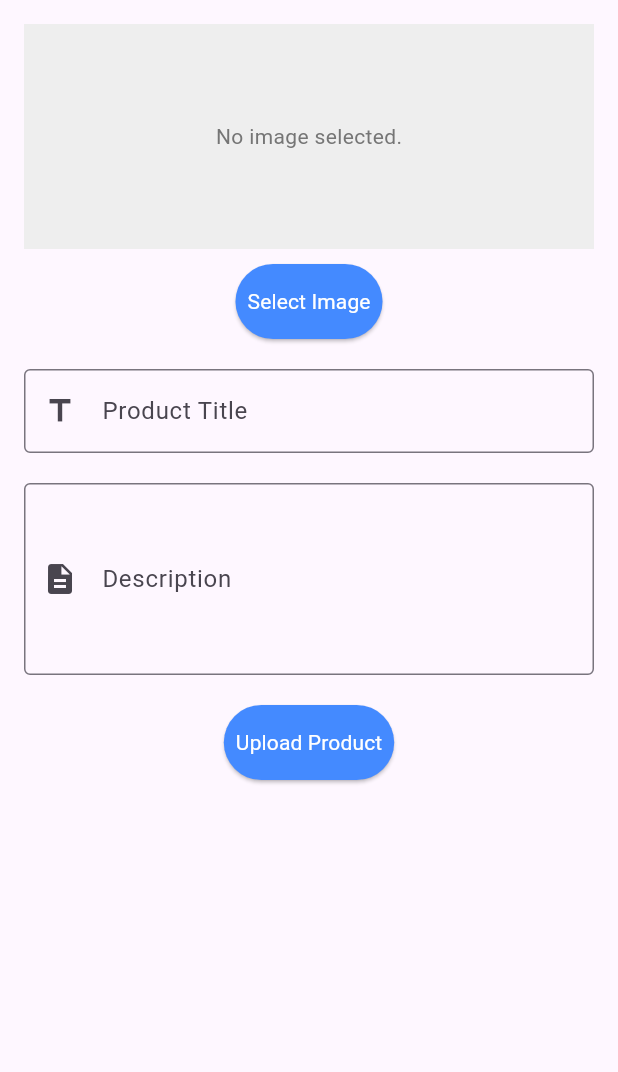
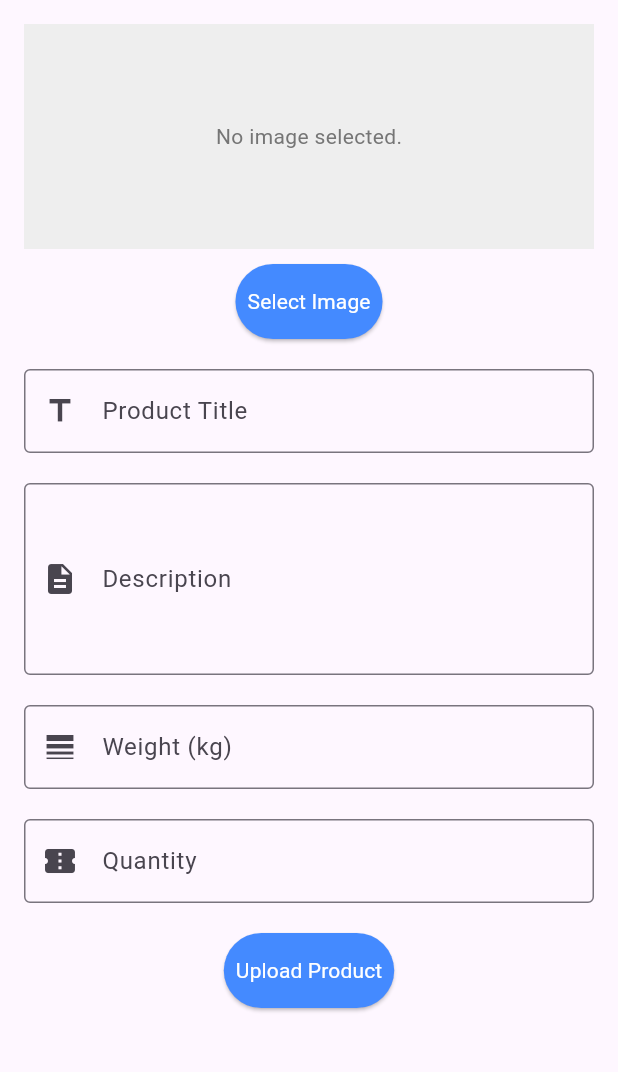
Before and after one commit to sagar2343/BeautyInventory, a Flutter app: the CategoryScreen screen opened directly with empty values, on a phone screen of 412 x 824 dp, the part 84-1156 px from its top. Run offline on Flutter 3.47's test engine with Material 3 defaults, Android fonts, the phone set to English and light mode, and no system bars; our stand-ins replace flutter_image_compress, image_cropper, image_picker, pie_chart, shared_preferences; accounts and stored records are empty.

Commit message:
second commit

```diff
--- a/lib/main.dart
+++ b/lib/main.dart
@@ -1,6 +1,5 @@
 import 'package:flutter/material.dart';
 import 'package:ideamagix_assign/screens/registration_screen.dart';
-
 import 'screens/Home_screen.dart';
 
 void main() {
@@ -19,7 +18,7 @@ class MyApp extends StatelessWidget {
       theme: ThemeData(
         primarySwatch: Colors.blue,
       ),
-      home: RegisterScreen(),
+      home: HomeScreen(),
     );
   }
 }
--- a/lib/screens/category_screen.dart
+++ b/lib/screens/category_screen.dart
@@ -20,6 +20,8 @@ class CategoryScreen extends StatefulWidget {
 class _CategoryScreenState extends State<CategoryScreen> {
   final _titleController = TextEditingController();
   final _descriptionController = TextEditingController();
+  final _weightController = TextEditingController();
+  final _quantityController = TextEditingController();
   File? _image;
   final ImagePicker _picker = ImagePicker();
 
@@ -88,6 +90,26 @@ class _CategoryScreenState extends State<CategoryScreen> {
                 maxLines: 4,
               ),
               const SizedBox(height: 20),
+              TextField(
+                controller: _weightController,
+                decoration: const InputDecoration(
+                  labelText: 'Weight (kg)',
+                  border: OutlineInputBorder(),
+                  prefixIcon: Icon(Icons.line_weight),
+                ),
+                keyboardType: TextInputType.number,
+              ),
+              const SizedBox(height: 20),
+              TextField(
+                controller: _quantityController,
+                decoration: const InputDecoration(
+                  labelText: 'Quantity',
+                  border: OutlineInputBorder(),
+                  prefixIcon: Icon(Icons.confirmation_number),
+                ),
+                keyboardType: TextInputType.number,
+              ),
+              const SizedBox(height: 20),
               ElevatedButton(
                 onPressed: _uploadProduct,
                 style: ElevatedButton.styleFrom(
@@ -108,6 +130,7 @@ class _CategoryScreenState extends State<CategoryScreen> {
       ),
     );
   }
+
 
   void _showImageSourceDialog() {
     showDialog(
@@ -197,8 +220,10 @@ class _CategoryScreenState extends State<CategoryScreen> {
   Future<void> _uploadProduct() async {
     final title = _titleController.text;
     final description = _descriptionController.text;
+    final weight = "${_weightController.text}kg";
+    final quantity = _quantityController.text;
 
-    if (_image == null || title.isEmpty || description.isEmpty) {
+    if (_image == null || title.isEmpty || description.isEmpty || weight.isEmpty || quantity.isEmpty) {
       _showMessage('Please fill in all fields and select an image.');
       return;
     }
@@ -212,6 +237,8 @@ class _CategoryScreenState extends State<CategoryScreen> {
     final product = {
       'title': title,
       'description': description,
+      'weight': weight,
+      'quantity': quantity,
       'image': base64Image,
     };
 
@@ -219,11 +246,12 @@ class _CategoryScreenState extends State<CategoryScreen> {
     await prefs.setStringList(widget.category, categoryProducts);
 
     _showMessage('Product uploaded successfully!');
-    await logUserAction('Uploaded a product ("$title") in category ("${widget.category}")');
+    await logUserAction('Uploaded a product ("$title") with weight ($weight kg) and quantity ($quantity) in category ("${widget.category}")');
 
     _clearFields();
-    Navigator.pushReplacement(context, MaterialPageRoute(builder: (context)=>HomeScreen()));
+    Navigator.pushReplacement(context, MaterialPageRoute(builder: (context) => HomeScreen()));
   }
+
 
   void _showMessage(String message) {
     ScaffoldMessenger.of(context).showSnackBar(
@@ -235,9 +263,12 @@ class _CategoryScreenState extends State<CategoryScreen> {
     setState(() {
       _titleController.clear();
       _descriptionController.clear();
+      _weightController.clear();
+      _quantityController.clear();
       _image = null;
     });
   }
+
 }
 
 Future<void> logUserAction(String action) async {
--- a/lib/screens/products_screen.dart
+++ b/lib/screens/products_screen.dart
@@ -167,6 +167,8 @@ class _ProductListScreenState extends State<ProductListScreen> {
                     title: product['title'],
                     description: product['description'],
                     imageBase64: product['image'],
+                    weight: product['weight'],  // Pass the weight
+                    quantity: product['quantity'],
                   ),
                 ),
               );
```
Also changed, not shown: lib/screens/product_detail_scree.dart (+28 -4 lines).
